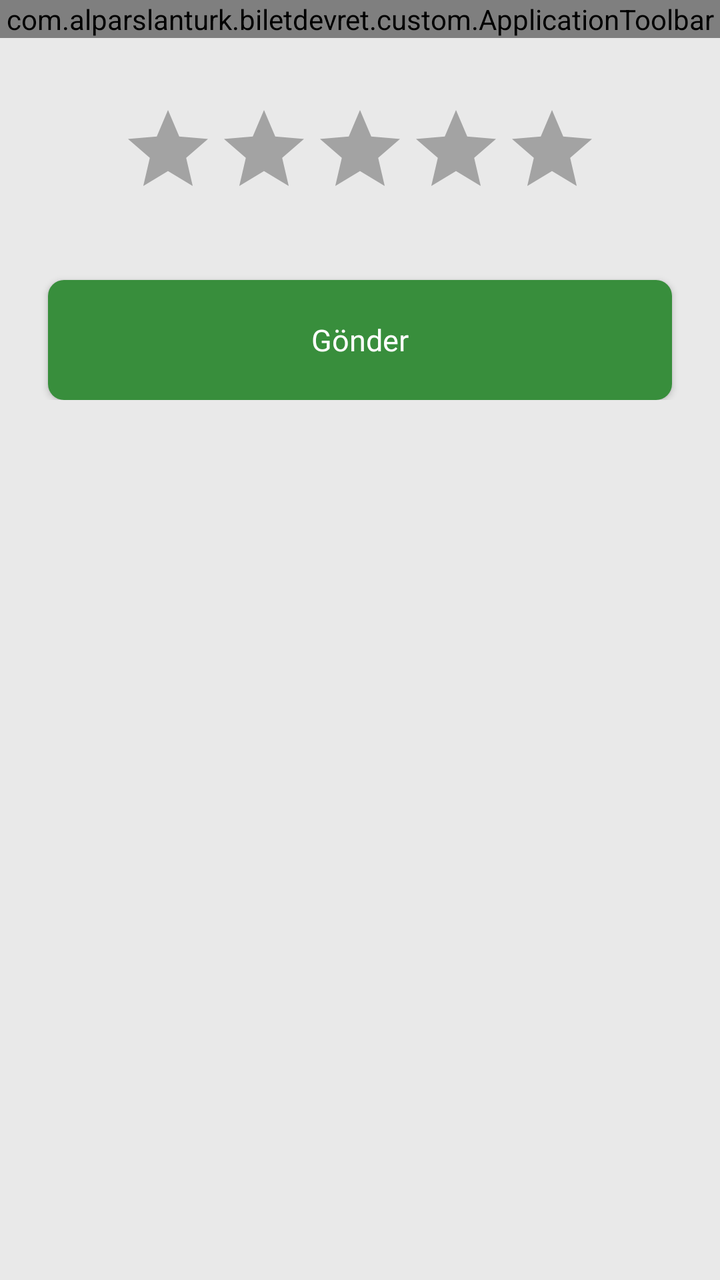
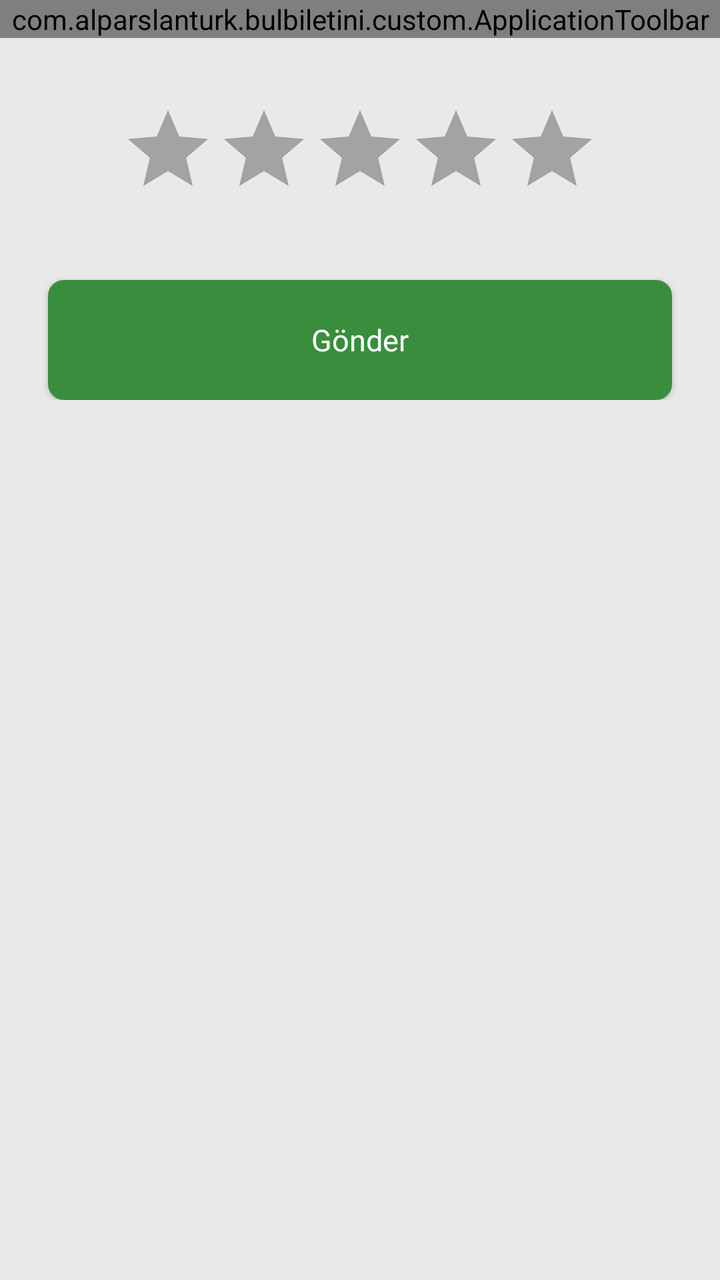

Before-and-after screenshots of an Android layout around one commit, followed by the original layout XML and the change that was made.
<!-- AndroidManifest.xml: application theme Theme.KombineApp -->
<!-- res/layout/activity_rate_user.xml -->
<?xml version="1.0" encoding="utf-8"?>
<LinearLayout xmlns:android="http://schemas.android.com/apk/res/android"
    android:layout_width="match_parent"
    android:layout_height="match_parent"
    android:background="@color/bg_color"
    android:orientation="vertical">

    <com.alparslanturk.biletdevret.custom.ApplicationToolbar
        android:id="@+id/toolbar"
        android:layout_width="match_parent"
        android:layout_height="wrap_content" />

    <ScrollView
        android:layout_width="match_parent"
        android:layout_height="match_parent">

        <LinearLayout
            android:layout_width="match_parent"
            android:layout_height="wrap_content"
            android:orientation="vertical">

            <RatingBar
                android:id="@+id/ratingBar"
                android:layout_width="wrap_content"
                android:layout_height="wrap_content"
                android:layout_gravity="center"
                android:layout_marginTop="32dp"
                android:numStars="5"
                android:stepSize="0.5"
                android:theme="@style/RatingBar" />

            <androidx.appcompat.widget.AppCompatButton
                android:id="@+id/btnRateUser"
                android:layout_width="match_parent"
                android:layout_height="wrap_content"
                android:layout_marginStart="24dp"
                android:layout_marginTop="32dp"
                android:layout_marginEnd="24dp"
                android:height="60dp"
                android:background="@drawable/bg_rounded"
                android:backgroundTint="@color/text_selector_default_green"
                android:fontFamily="@font/lato_bold"
                android:text="@string/send"
                android:textAllCaps="false"
                android:textColor="@color/white"
                android:textSize="15sp" />

        </LinearLayout>

    </ScrollView>

</LinearLayout>
<!-- resources referenced by this layout -->
<resources>
  <color name="bg_color">#E9E9E9</color>
  <color name="white">#FFFFFFFF</color>
  <!-- drawable bg_rounded (drawable) -->
  <?xml version="1.0" encoding="utf-8"?>
  <shape xmlns:android="http://schemas.android.com/apk/res/android"
      android:padding="10dp"
      android:shape="rectangle">
  
      <solid android:color="@color/ticket_bg_color" />
  
      <corners android:radius="8dp" />
  </shape>
  <string name="send">Gönder</string>
  <style name="RatingBar" parent="Theme.AppCompat">
          <item name="colorControlNormal">@color/black</item>
          <item name="colorControlActivated">@color/golden</item>
      </style>
  <style name="Theme.KombineApp" parent="Base.Theme.KombineApp" />
  <color name="ticket_bg_color">#FFFFFF</color>
  <color name="black">#FF000000</color>
  <color name="golden">#FFD700</color>
  <style name="Base.Theme.KombineApp" parent="Theme.Material3.DayNight.NoActionBar">
          <item name="colorPrimary">@color/primary</item>
          <item name="colorSecondaryContainer">@color/light_green</item>
          <item name="android:navigationBarColor">@color/white</item>
      </style>
  <color name="primary">#388E3C</color>
  <color name="light_green">#EBF3EB</color>
</resources>

<!-- the commit's change to res/layout/activity_rate_user.xml (unified diff, before → after) -->
@@ -5,7 +5,7 @@
     android:background="@color/bg_color"
     android:orientation="vertical">
 
-    <com.alparslanturk.biletdevret.custom.ApplicationToolbar
+    <com.alparslanturk.bulbiletini.custom.ApplicationToolbar
         android:id="@+id/toolbar"
         android:layout_width="match_parent"
         android:layout_height="wrap_content" />
